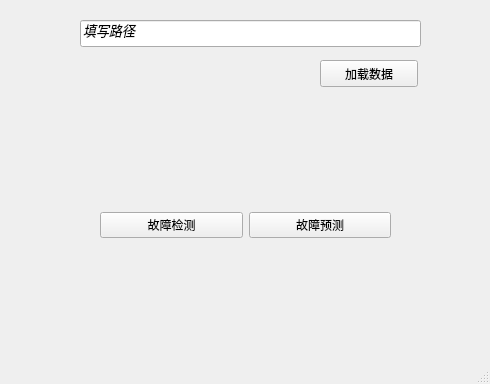
Above: uis/l1.ui from zui0711/FailurePredict before the change. Below: the same form after it.
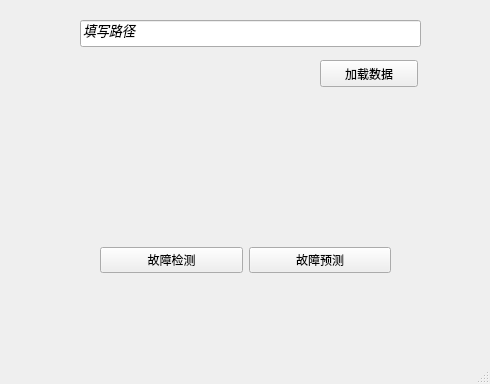
That is the form after the change.

Patch:
```diff
--- a/uis/l1.ui
+++ b/uis/l1.ui
@@ -50,9 +50,9 @@
     <property name="geometry">
      <rect>
       <x>100</x>
-      <y>150</y>
+      <y>210</y>
       <width>291</width>
-      <height>151</height>
+      <height>101</height>
      </rect>
     </property>
     <layout class="QHBoxLayout" name="horizontalLayout">
```
Left out of the diff: 12 changed lines with no effect on the pictures.
